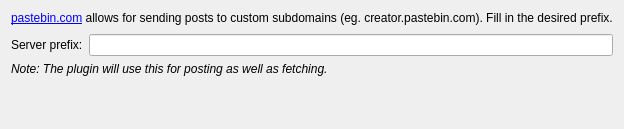
Above: src/plugins/cpaster/pastebindotcomsettings.ui from qt-creator/qt-creator before the change. Below: the same form after it.
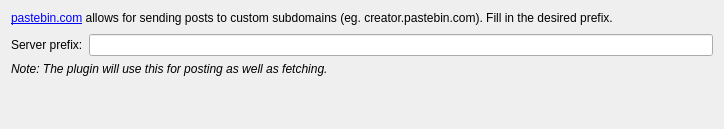
That is the form after the change.

Commit message:
Make pastebin.com a link in the options page
Task-Nr: QTCREATORBUG-4925

Patch:
```diff
--- a/src/plugins/cpaster/pastebindotcomsettings.ui
+++ b/src/plugins/cpaster/pastebindotcomsettings.ui
@@ -6,7 +6,7 @@
    <rect>
     <x>0</x>
     <y>0</y>
-    <width>570</width>
+    <width>724</width>
     <height>129</height>
    </rect>
   </property>
```
Left out of the diff: 3 changed lines with no effect on the pictures.
